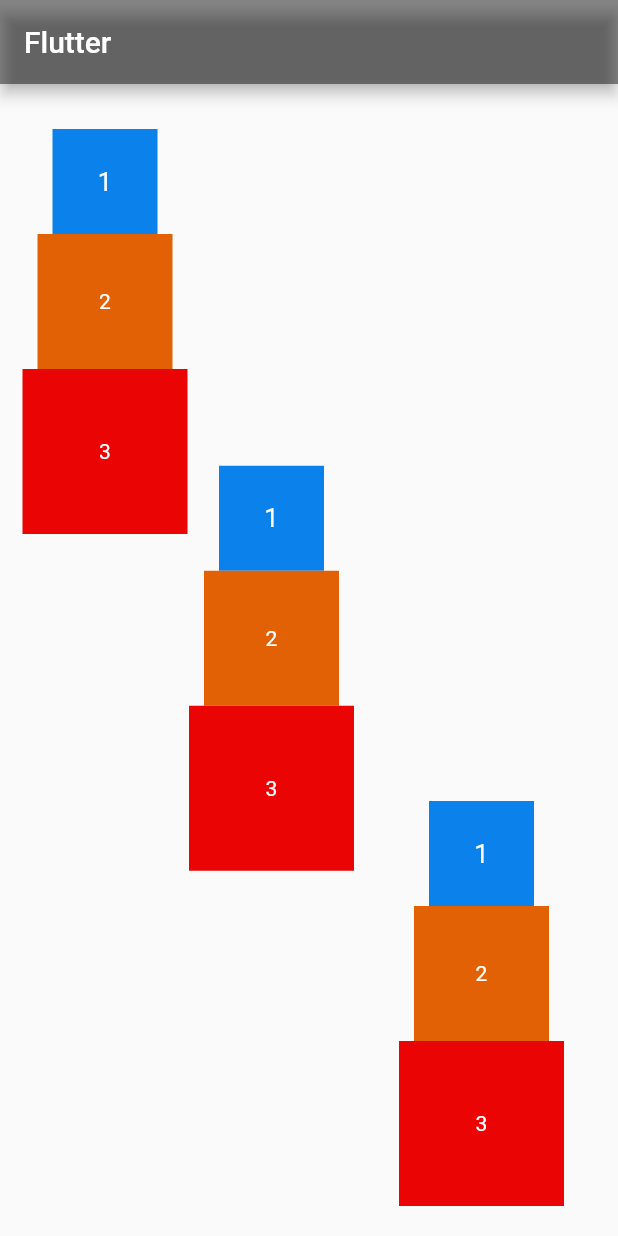
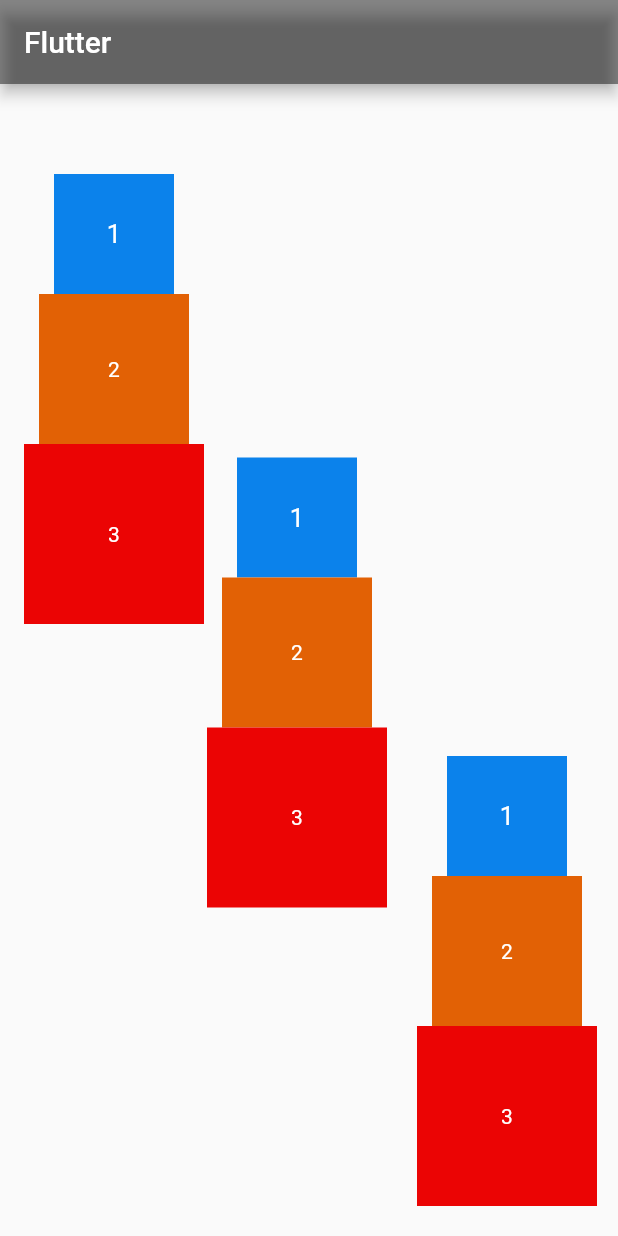
Before and after one commit to azimtursunbekov000/Practice-Colluumn-Row, a Flutter app: the screen it shows after launch, on a phone screen of 412 x 824 dp. Run offline on Flutter 3.47's test engine with Material 2 defaults, Android fonts, the light colour scheme and no system bars.

Commit message:
вроде сделал

```diff
--- a/collumn_row/lib/home_page.dart
+++ b/collumn_row/lib/home_page.dart
@@ -13,10 +13,12 @@ class HomePage extends StatelessWidget {
         ),
       ),
       body: Padding(
-        padding: const EdgeInsets.fromLTRB(15, 30, 10, 10),
+        padding: const EdgeInsets.fromLTRB(15, 10, 10, 10),
         child: Row(
           children: [
-            Column(
+            Padding(
+              padding: const EdgeInsets.fromLTRB(1, 50, 1, 5),
+              child: Column(
                 children: [
                   Container(
                     decoration: const BoxDecoration(
@@ -24,8 +26,8 @@ class HomePage extends StatelessWidget {
                       color: Color.fromARGB(255, 11, 130, 235),
                     ),
                     alignment: Alignment.center,
-                  height: 70,
-                  width: 70,
+                    height: 80,
+                    width: 80,
                     child: const Text(
                       '1',
                       style: TextStyle(color: Colors.white, fontSize: 17),
@@ -37,8 +39,8 @@ class HomePage extends StatelessWidget {
                       color: Color.fromARGB(255, 226, 97, 5),
                     ),
                     alignment: Alignment.center,
-                  height: 90,
-                  width: 90,
+                    height: 100,
+                    width: 100,
                     child: const Text(
                       '2',
                       style: TextStyle(color: Colors.white),
@@ -50,8 +52,8 @@ class HomePage extends StatelessWidget {
                       color: Color.fromARGB(255, 235, 4, 4),
                     ),
                     alignment: Alignment.center,
-                  height: 110,
-                  width: 110,
+                    height: 120,
+                    width: 120,
                     child: const Text(
                       '3',
                       style: TextStyle(color: Colors.white),
@@ -59,8 +61,9 @@ class HomePage extends StatelessWidget {
                   ),
                 ],
               ),
+            ),
             Padding(
-              padding: const EdgeInsets.fromLTRB(1, 1, 5, 10),
+              padding: const EdgeInsets.fromLTRB(1, 40, 10, 10),
               child: Column(
                 mainAxisAlignment: MainAxisAlignment.center,
                 children: [
@@ -70,8 +73,8 @@ class HomePage extends StatelessWidget {
                       color: Color.fromARGB(255, 11, 130, 235),
                     ),
                     alignment: Alignment.center,
-                    height: 70,
-                    width: 70,
+                    height: 80,
+                    width: 80,
                     child: const Text(
                       '1',
                       style: TextStyle(color: Colors.white, fontSize: 17),
@@ -83,8 +86,8 @@ class HomePage extends StatelessWidget {
                       color: Color.fromARGB(255, 226, 97, 5),
                     ),
                     alignment: Alignment.center,
-                    height: 90,
-                    width: 90,
+                    height: 100,
+                    width: 100,
                     child: const Text(
                       '2',
                       style: TextStyle(color: Colors.white),
@@ -96,8 +99,8 @@ class HomePage extends StatelessWidget {
                       color: Color.fromARGB(255, 235, 4, 4),
                     ),
                     alignment: Alignment.center,
-                    height: 110,
-                    width: 110,
+                    height: 120,
+                    width: 120,
                     child: const Text(
                       '3',
                       style: TextStyle(color: Colors.white),
@@ -107,7 +110,7 @@ class HomePage extends StatelessWidget {
               ),
             ),
             Padding(
-              padding: const EdgeInsets.fromLTRB(25, 90, 10, 10),
+              padding: const EdgeInsets.fromLTRB(10, 90, 10, 10),
               child: Row(
                 children: [
                   Column(
@@ -119,8 +122,8 @@ class HomePage extends StatelessWidget {
                           color: Color.fromARGB(255, 11, 130, 235),
                         ),
                         alignment: Alignment.center,
-                        height: 70,
-                        width: 70,
+                        height: 80,
+                        width: 80,
                         child: const Text(
                           '1',
                           style: TextStyle(color: Colors.white, fontSize: 17),
@@ -132,8 +135,8 @@ class HomePage extends StatelessWidget {
                           color: Color.fromARGB(255, 226, 97, 5),
                         ),
                         alignment: Alignment.center,
-                        height: 90,
-                        width: 90,
+                        height: 100,
+                        width: 100,
                         child: const Text(
                           '2',
                           style: TextStyle(color: Colors.white),
@@ -145,8 +148,8 @@ class HomePage extends StatelessWidget {
                           color: Color.fromARGB(255, 235, 4, 4),
                         ),
                         alignment: Alignment.center,
-                        height: 110,
-                        width: 110,
+                        height: 120,
+                        width: 120,
                         child: const Text(
                           '3',
                           style: TextStyle(color: Colors.white),
```
Lines whose indentation alone changed are shown as unchanged.
